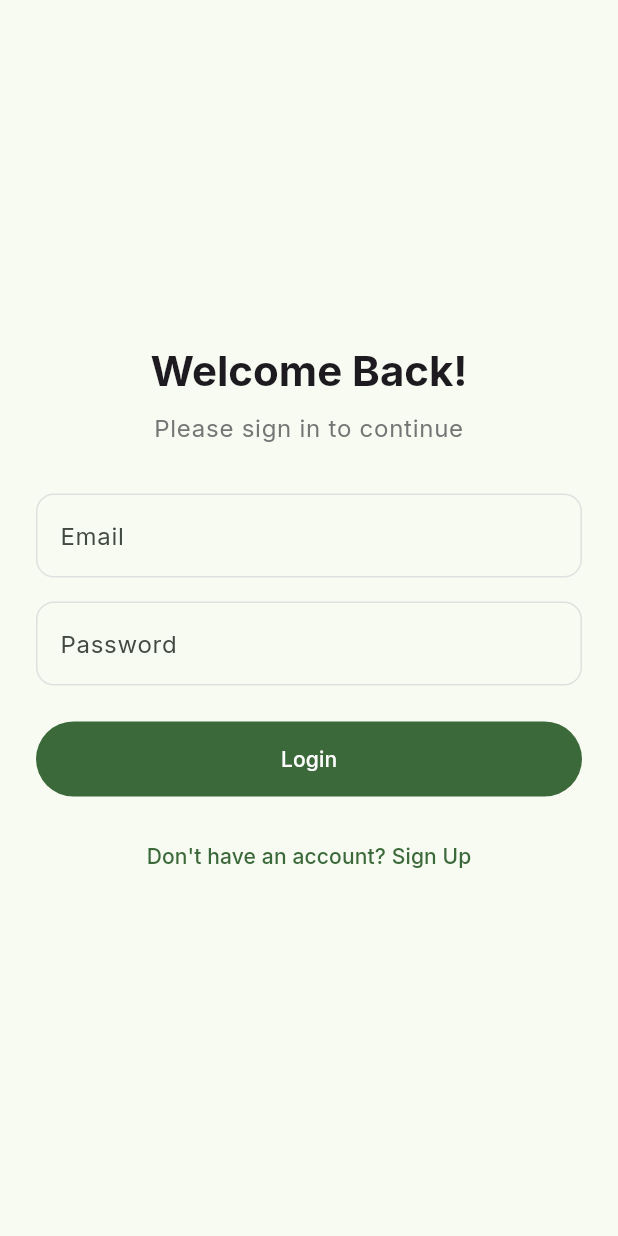
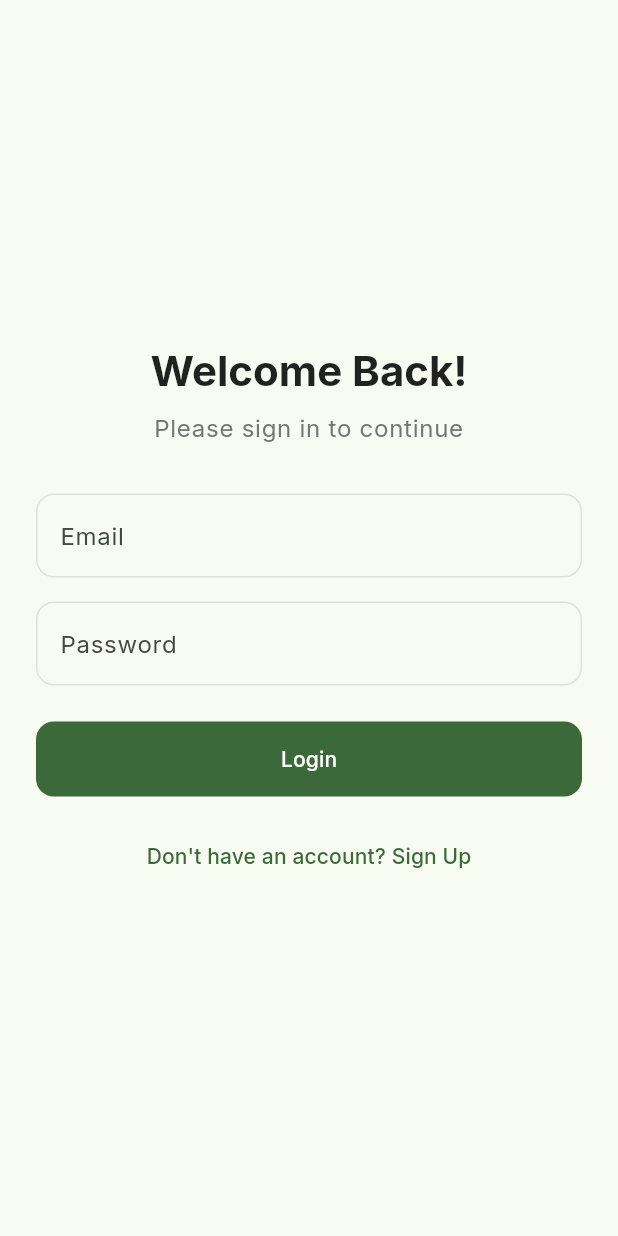
Before and after one commit to mohamed3725/food_dirary, a Flutter app: the screen it shows after launch, on a phone screen of 412 x 824 dp. Run offline on Flutter 3.47's test engine with Material 3 defaults, Android fonts, the phone set to English and light mode, and no system bars; our stand-ins replace google_fonts.

Commit message:
feat(design): add design system docs, demo screen, tokens, and widget tests

```diff
--- a/lib/theme/app_theme.dart
+++ b/lib/theme/app_theme.dart
@@ -1,43 +1,83 @@
 import 'package:flutter/material.dart';
 import 'package:google_fonts/google_fonts.dart';
 
+class AppColors {
+  // Primary seed used to generate Material 3 color schemes
+  static const Color seed = Color(0xFF2E7D32); // green[700]
+
+  // Accent / semantic colors (tokens)
+  static const Color success = Color(0xFF43A047);
+  static const Color warning = Color(0xFFFFA726);
+  static const Color danger = Color(0xFFE53935);
+}
+
 class AppTheme {
-  // Brand Colors
-  static const Color seedColor = Colors.green;
-
   // Typography
   static TextTheme _buildTextTheme(TextTheme base) {
-    return GoogleFonts.interTextTheme(base);
+    return GoogleFonts.interTextTheme(base).apply(
+      bodyColor: Colors.black87,
+      displayColor: Colors.black87,
+    );
   }
+
+  // Common app bar theme
+  static const AppBarTheme _appBarTheme = AppBarTheme(
+    centerTitle: true,
+    elevation: 0,
+  );
 
   // Light Theme
   static ThemeData get lightTheme {
+    final colorScheme = ColorScheme.fromSeed(
+      seedColor: AppColors.seed,
+      brightness: Brightness.light,
+    );
+
     return ThemeData(
       useMaterial3: true,
-      colorScheme: ColorScheme.fromSeed(
-        seedColor: seedColor,
-        brightness: Brightness.light,
+      colorScheme: colorScheme,
+      textTheme: _buildTextTheme(ThemeData.light().textTheme),
+      appBarTheme: _appBarTheme,
+      inputDecorationTheme: InputDecorationTheme(
+        filled: true,
+        fillColor: colorScheme.surface,
+        border: OutlineInputBorder(borderRadius: BorderRadius.circular(12)),
       ),
-      textTheme: _buildTextTheme(ThemeData.light().textTheme),
-      appBarTheme: const AppBarTheme(
-        centerTitle: true,
-        elevation: 0,
+      filledButtonTheme: FilledButtonThemeData(
+        style: FilledButton.styleFrom(
+          backgroundColor: colorScheme.primary,
+          foregroundColor: colorScheme.onPrimary,
+          shape:
+              RoundedRectangleBorder(borderRadius: BorderRadius.circular(12)),
+        ),
       ),
     );
   }
 
   // Dark Theme
   static ThemeData get darkTheme {
+    final colorScheme = ColorScheme.fromSeed(
+      seedColor: AppColors.seed,
+      brightness: Brightness.dark,
+    );
+
     return ThemeData(
       useMaterial3: true,
-      colorScheme: ColorScheme.fromSeed(
-        seedColor: seedColor,
-        brightness: Brightness.dark,
+      colorScheme: colorScheme,
+      textTheme: _buildTextTheme(ThemeData.dark().textTheme),
+      appBarTheme: _appBarTheme,
+      inputDecorationTheme: InputDecorationTheme(
+        filled: true,
+        fillColor: colorScheme.surfaceContainerHighest,
+        border: OutlineInputBorder(borderRadius: BorderRadius.circular(12)),
       ),
-      textTheme: _buildTextTheme(ThemeData.dark().textTheme),
-      appBarTheme: const AppBarTheme(
-        centerTitle: true,
-        elevation: 0,
+      filledButtonTheme: FilledButtonThemeData(
+        style: FilledButton.styleFrom(
+          backgroundColor: colorScheme.primary,
+          foregroundColor: colorScheme.onPrimary,
+          shape:
+              RoundedRectangleBorder(borderRadius: BorderRadius.circular(12)),
+        ),
       ),
     );
   }
```
Also changed, not shown: lib/screens/design_system_demo.dart (added, +55 -0 lines), 2 other files.
